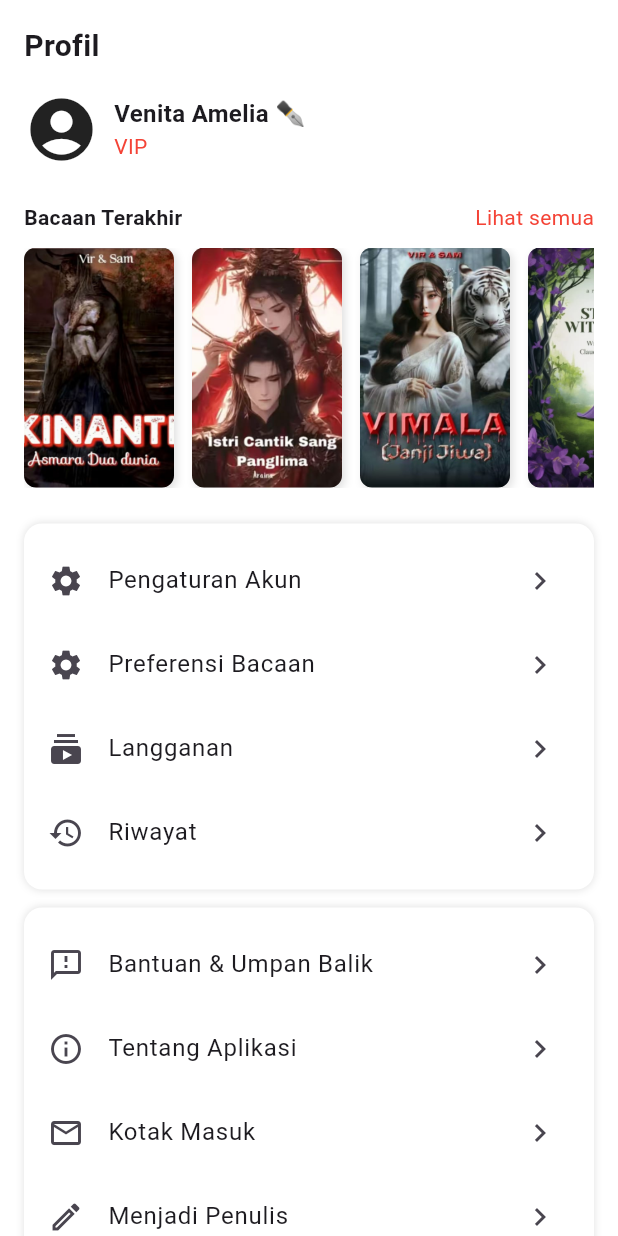
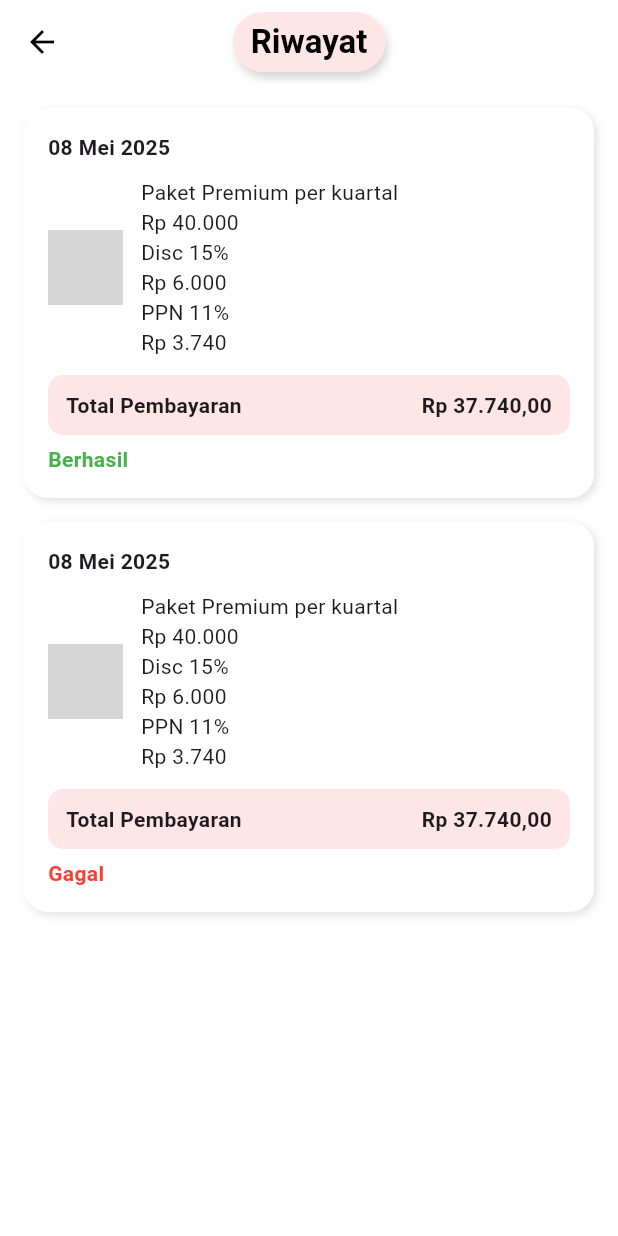
Before and after one commit to Venita23/Tugas-Kelompok-1-DPM, a Flutter app: the ProfilePage screen opened directly, after a tap on "Riwayat", on a phone screen of 412 x 824 dp. Run offline on Flutter 3.47's test engine with Material 3 defaults, Android fonts, the phone set to English and light mode, and no system bars; grey boxes are pictures that could not be loaded.

Commit message:
Fitur Riwayat

```diff
--- a/lib/profile_page.dart
+++ b/lib/profile_page.dart
@@ -1,7 +1,7 @@
 import 'package:flutter/material.dart';
 import 'pengaturan_akun.dart';
 import 'preferensi_bacaan.dart';
-
+import 'riwayat.dart';
 
 class ProfilePage extends StatelessWidget {
   const ProfilePage({super.key});
@@ -108,7 +108,18 @@ class ProfilePage extends StatelessWidget {
                   },
                 ),
                 settingItem(Icons.subscriptions, "Langganan"),
-                settingItem(Icons.history, "Riwayat"),
+
+                 ListTile(
+                leading: const Icon(Icons.settings),
+                title: const Text("Riwayat"),
+                trailing: const Icon(Icons.chevron_right),
+                onTap: () {
+                  Navigator.push(
+                    context,
+                    MaterialPageRoute(builder: (context) => const Riwayat()),
+                    );
+                  },
+                ),
               ]),
               const SizedBox(height: 12),
               buildSettingsCard([
--- /dev/null
+++ b/lib/riwayat.dart
@@ -0,0 +1,113 @@
+import 'package:flutter/material.dart';
+
+class Riwayat extends StatelessWidget {
+  const Riwayat({super.key});
+
+  @override
+  Widget build(BuildContext context) {
+    return Scaffold(
+      backgroundColor: Colors.white,
+      appBar: AppBar(
+        backgroundColor: Colors.white,
+        elevation: 0,
+        leading: IconButton(
+          icon: const Icon(Icons.arrow_back, color: Colors.black),
+          onPressed: () => Navigator.pop(context),
+        ),
+        centerTitle: true,
+        title: Container(
+          padding: const EdgeInsets.symmetric(horizontal: 12, vertical: 6),
+          decoration: BoxDecoration(
+            color: const Color(0xFFFFE6E6),
+            borderRadius: BorderRadius.circular(20),
+            boxShadow: const [
+              BoxShadow(
+                color: Color(0x29000000),
+                blurRadius: 4,
+                offset: Offset(2, 4),
+              ),
+            ],
+          ),
+          child: const Text(
+            "Riwayat",
+            style: TextStyle(
+              color: Colors.black,
+              fontWeight: FontWeight.bold,
+            ),
+          ),
+        ),
+      ),
+      body: ListView(
+        padding: const EdgeInsets.all(16),
+        children: [
+          buildHistoryCard(success: true),
+          const SizedBox(height: 16),
+          buildHistoryCard(success: false),
+        ],
+      ),
+    );
+  }
+
+  Widget buildHistoryCard({required bool success}) {
+    return Container(
+      padding: const EdgeInsets.all(16),
+      decoration: BoxDecoration(
+        color: Colors.white,
+        borderRadius: BorderRadius.circular(16),
+        boxShadow: [
+          BoxShadow(
+            color: Colors.grey.shade300,
+            blurRadius: 4,
+            offset: const Offset(2, 2),
+          ),
+        ],
+      ),
+      child: Column(
+        crossAxisAlignment: CrossAxisAlignment.start,
+        children: [
+          const Text("08 Mei 2025", style: TextStyle(fontWeight: FontWeight.bold)),
+          const SizedBox(height: 10),
+          Row(
+            children: [
+              Image.asset("assets/logo_buku.png", width: 50, height: 50),
+              const SizedBox(width: 12),
+              Expanded(
+                child: Column(
+                  crossAxisAlignment: CrossAxisAlignment.start,
+                  children: const [
+                    Text("Paket Premium per kuartal\nRp 40.000"),
+                    Text("Disc 15%\nRp 6.000"),
+                    Text("PPN 11%\nRp 3.740"),
+                  ],
+                ),
+              )
+            ],
+          ),
+          const SizedBox(height: 12),
+          Container(
+            padding: const EdgeInsets.symmetric(horizontal: 12, vertical: 10),
+            decoration: BoxDecoration(
+              color: const Color(0xFFFFE6E6),
+              borderRadius: BorderRadius.circular(10),
+            ),
+            child: const Row(
+              mainAxisAlignment: MainAxisAlignment.spaceBetween,
+              children: [
+                Text("Total Pembayaran", style: TextStyle(fontWeight: FontWeight.bold)),
+                Text("Rp 37.740,00", style: TextStyle(fontWeight: FontWeight.bold)),
+              ],
+            ),
+          ),
+          const SizedBox(height: 6),
+          Text(
+            success ? "Berhasil" : "Gagal",
+            style: TextStyle(
+              color: success ? Colors.green : Colors.red,
+              fontWeight: FontWeight.bold,
+            ),
+          ),
+        ],
+      ),
+    );
+  }
+}
```
